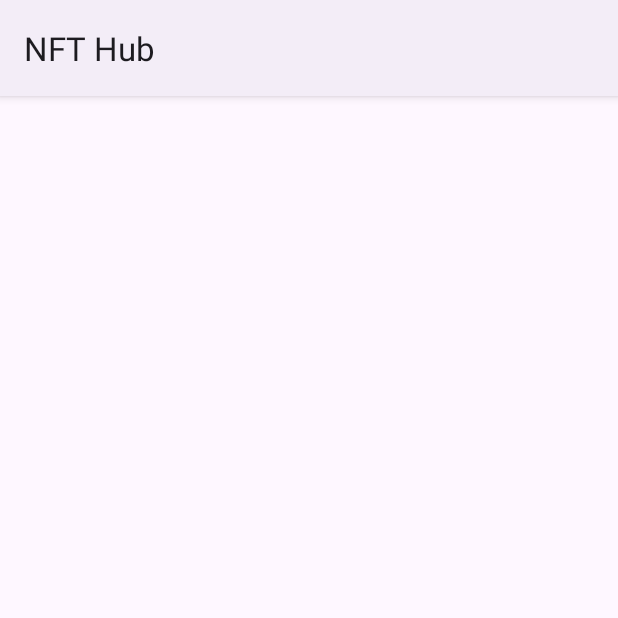
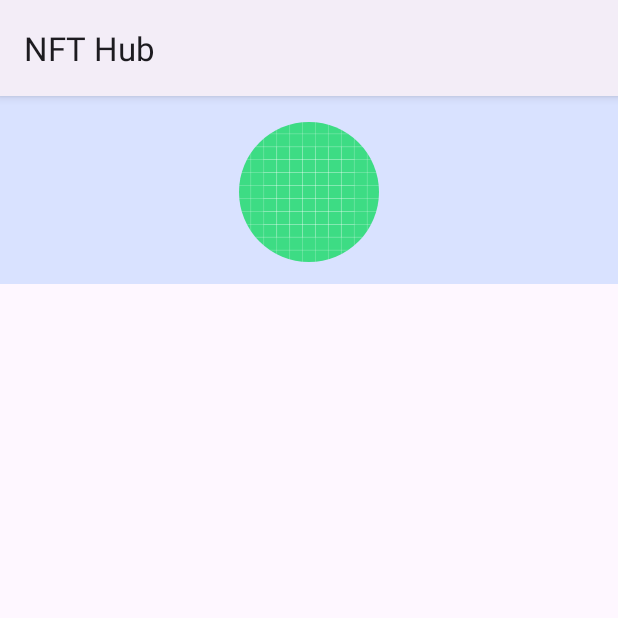
Before and after one commit to The-NFT-Hub/android-native-app, an Android app: the ProfileActivity screen opened directly, with no data from a screen before it, on a phone screen of 412 x 824 dp, the top half of it. Run offline under Robolectric (Android 15) with nearby library versions, the phone set to English and light mode, and no system bars; our stand-ins replace CircleImageView.

Commit message:
Profile Design

```diff
--- a/app/app/build.gradle
+++ b/app/app/build.gradle
@@ -40,4 +40,5 @@ dependencies {
     testImplementation 'junit:junit:4.13.2'
     androidTestImplementation 'androidx.test.ext:junit:1.1.3'
     androidTestImplementation 'androidx.test.espresso:espresso-core:3.4.0'
+    implementation 'de.hdodenhof:circleimageview:3.1.0'
 }
--- a/app/app/src/main/res/layout/activity_profile.xml
+++ b/app/app/src/main/res/layout/activity_profile.xml
@@ -6,14 +6,36 @@
     android:layout_height="match_parent"
     tools:context=".ProfileActivity">
 
+    <de.hdodenhof.circleimageview.CircleImageView
+        android:id="@+id/NFT_Profile_Image"
+        android:layout_width="96dp"
+        android:layout_height="96dp"
+        android:layout_marginTop="16dp"
+        android:src="@drawable/ic_launcher_background"
+        app:layout_constraintEnd_toEndOf="parent"
+        app:layout_constraintStart_toStartOf="parent"
+        app:layout_constraintTop_toTopOf="parent"
+        android:elevation="10dp"
+        android:padding="1dp"/>
+
     <TextView
         android:id="@+id/WalletAddress"
         android:layout_width="wrap_content"
         android:layout_height="wrap_content"
-        android:layout_marginTop="16dp"
-        android:fontFamily="@font/roboto"
-        android:text="TextView"
+        android:layout_marginTop="92dp"
+        android:fontFamily="@font/roboto_bold"
+        android:text="@string/walletaddressplaceholder"
+        android:textStyle="bold"
         app:layout_constraintEnd_toEndOf="parent"
+        app:layout_constraintHorizontal_bias="0.498"
         app:layout_constraintStart_toStartOf="parent"
-        app:layout_constraintTop_toTopOf="parent" />
+        app:layout_constraintTop_toTopOf="parent"
+        android:translationZ="10dp"/>
+
+    <View
+        android:id="@+id/view"
+        android:layout_width="wrap_content"
+        android:layout_height="125dp"
+        android:background="@color/material_dynamic_primary90" />
+
 </androidx.constraintlayout.widget.ConstraintLayout>
--- a/app/app/src/main/res/values/strings.xml
+++ b/app/app/src/main/res/values/strings.xml
@@ -2,4 +2,5 @@
     <string name="app_name">NFT Hub</string>
     <string name="label_wallet">Wallet Address</string>
     <string name="show_nfts_button">Show NFT\'s</string>
+    <string name="walletaddressplaceholder">{{WalletAddressPlaceHolder}}</string>
 </resources>
```
Also changed, not shown: app/app/src/main/res/font/roboto_bold.ttf (added).
